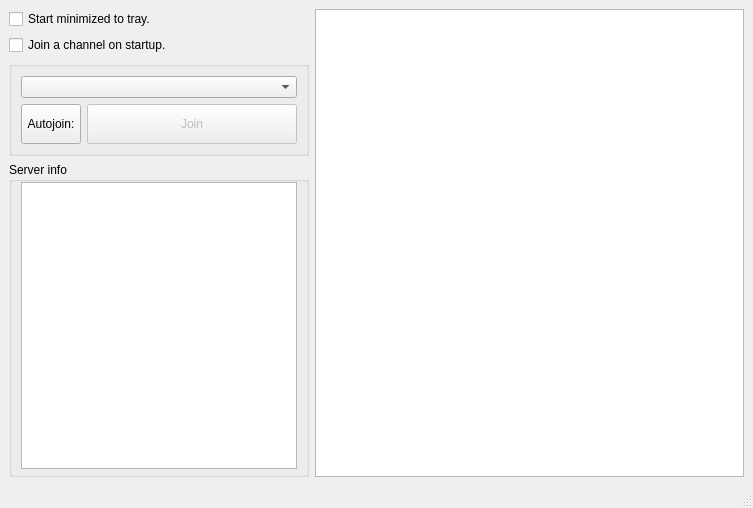
The window that src/wormnet/server/servertab.ui (dbanet/tws) describes before a commit, drawn with Qt 5.
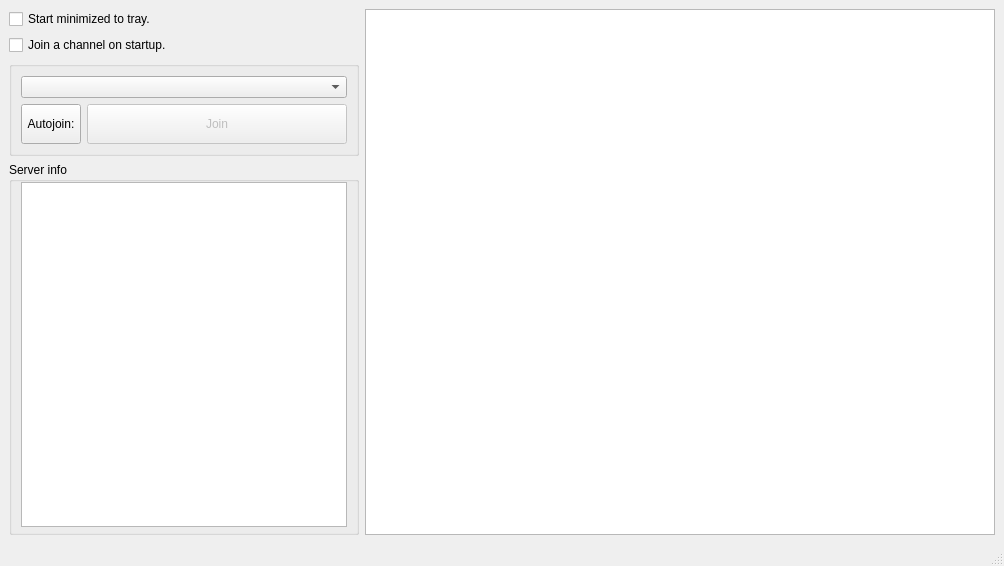
The same window after the commit.

Commit message: UI, host/userlists enhancements, issue #25 fix. The most stable 3.0.

The edit to the form file:
```diff
--- a/src/wormnet/server/servertab.ui
+++ b/src/wormnet/server/servertab.ui
@@ -6,15 +6,15 @@
    <rect>
     <x>0</x>
     <y>0</y>
-    <width>753</width>
-    <height>508</height>
+    <width>1004</width>
+    <height>566</height>
    </rect>
   </property>
   <property name="windowTitle">
    <string>MainWindow</string>
   </property>
   <widget class="QWidget" name="centralwidget">
-   <layout class="QHBoxLayout" name="horizontalLayout">
+   <layout class="QHBoxLayout" name="horizontalLayout" stretch="3,7">
     <item>
      <layout class="QVBoxLayout" name="verticalLayout">
       <property name="sizeConstraint">
@@ -144,14 +144,14 @@
         <item>
          <widget class="QGroupBox" name="groupBox">
           <property name="sizePolicy">
-           <sizepolicy hsizetype="Maximum" vsizetype="MinimumExpanding">
+           <sizepolicy hsizetype="Preferred" vsizetype="MinimumExpanding">
             <horstretch>0</horstretch>
             <verstretch>0</verstretch>
            </sizepolicy>
           </property>
           <property name="minimumSize">
            <size>
-            <width>300</width>
+            <width>350</width>
             <height>0</height>
            </size>
           </property>
@@ -208,6 +208,12 @@
           <verstretch>0</verstretch>
          </sizepolicy>
         </property>
+        <property name="minimumSize">
+         <size>
+          <width>350</width>
+          <height>0</height>
+         </size>
+        </property>
        </widget>
       </item>
      </layout>
```
The commit also changes 2 other files.
